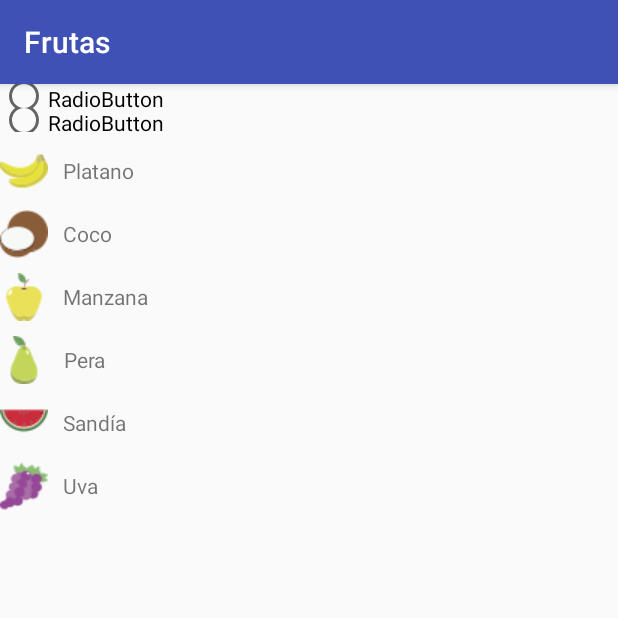
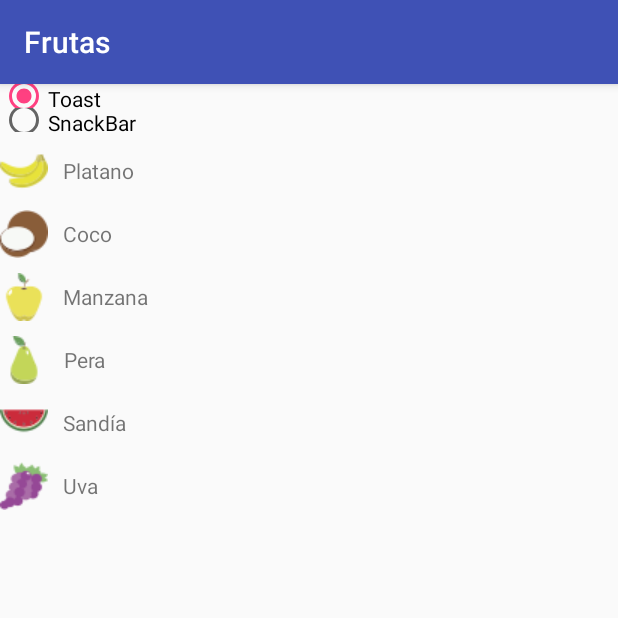
Before and after one commit to pepsypollo/Frutas, an Android app: the screen it shows after launch (MainActivity), on a phone screen of 412 x 824 dp, the top half of it. Run offline under Robolectric (Android 15) with nearby library versions, the phone set to English and light mode, and no system bars.

Commit message:
RadioGroup added

```diff
--- a/app/src/main/java/com/example/itp1dam/frutas/AdaptadorFrutas.java
+++ b/app/src/main/java/com/example/itp1dam/frutas/AdaptadorFrutas.java
@@ -1,12 +1,17 @@
 package com.example.itp1dam.frutas;
 
 import android.content.Context;
+import android.content.SharedPreferences;
 import android.support.v7.widget.RecyclerView;
 import android.view.LayoutInflater;
 import android.view.View;
 import android.view.ViewGroup;
 import android.widget.ImageView;
+import android.widget.LinearLayout;
+import android.widget.RadioButton;
+import android.widget.RadioGroup;
 import android.widget.TextView;
+import android.widget.Toast;
 
 import java.util.ArrayList;
 
@@ -15,23 +20,41 @@ import java.util.ArrayList;
  */
 
 public class AdaptadorFrutas  extends RecyclerView.Adapter<AdaptadorFrutas.HolderFruta>{
-    public static class HolderFruta extends RecyclerView.ViewHolder{
+
+    private ArrayList<Fruta> frutas;
+    private Context contexto;
+    private MainActivity mactiv;
+
+    public AdaptadorFrutas(ArrayList<Fruta> frutas, Context contexto, MainActivity m) {
+        this.frutas = frutas;
+        this.contexto = contexto;
+        this.mactiv = m;
+    }
+
+    public class HolderFruta extends RecyclerView.ViewHolder{
         TextView tNombreFruta;
         ImageView ivFruta;
+
         HolderFruta(View v){
+
             super(v);
             tNombreFruta = (TextView) v.findViewById(R.id.tNombreFruta);
             ivFruta = (ImageView) v.findViewById(R.id.ivFruta);
+
+            ivFruta.setOnClickListener(new View.OnClickListener(){
+                public void onClick(View v){
+                    switch(mactiv.getOpcion()){
+                        case "Toast":
+                            break;
+                        case "SnackBar":
+                            break;
+                    }
+                }
+            });
         }
     }
 
-    private ArrayList<Fruta> frutas;
-    private Context contexto;
 
-    public AdaptadorFrutas(ArrayList<Fruta> frutas, Context contexto) {
-        this.frutas = frutas;
-        this.contexto = contexto;
-    }
 
     public void add(ArrayList<Fruta> frutas){
         frutas.clear();
--- a/app/src/main/java/com/example/itp1dam/frutas/MainActivity.java
+++ b/app/src/main/java/com/example/itp1dam/frutas/MainActivity.java
@@ -4,6 +4,8 @@ import android.support.v7.app.AppCompatActivity;
 import android.os.Bundle;
 import android.support.v7.widget.LinearLayoutManager;
 import android.support.v7.widget.RecyclerView;
+import android.widget.RadioButton;
+import android.widget.RadioGroup;
 
 import java.util.ArrayList;
 
@@ -11,13 +13,29 @@ public class MainActivity extends AppCompatActivity {
 
     private RecyclerView ListaFrutas;
     private AdaptadorFrutas adaptador;
+    private RadioGroup rOpcion;
+    private String opcion;
+
+    public String getOpcion(){
+        return opcion;
+    }
 
     @Override
     protected void onCreate(Bundle savedInstanceState) {
         super.onCreate(savedInstanceState);
         setContentView(R.layout.activity_main);
 
+        opcion = "Toast";
         ListaFrutas = (RecyclerView)findViewById(R.id.ListaFrutas);
+        rOpcion = (RadioGroup)findViewById(R.id.rOpcion);
+        rOpcion.setOnCheckedChangeListener(new RadioGroup.OnCheckedChangeListener(){
+            public void onCheckedChanged(RadioGroup group, int checkedId) {
+                // checkedId is the RadioButton selected
+                RadioButton rb=(RadioButton)findViewById(checkedId);
+                opcion = (String) rb.getText();
+                //Toast.makeText(getApplicationContext(), rb.getText(), Toast.LENGTH_SHORT).show();
+            }
+        });
 
         ArrayList<Fruta> frutas = new ArrayList<>();
         frutas.add(new Fruta(R.drawable.banana, getString(R.string.platano)));
@@ -29,13 +47,12 @@ public class MainActivity extends AppCompatActivity {
 
         ListaFrutas.setHasFixedSize(true);
 
-        ListaFrutas.addItemDecoration(new SpaceItemDecoration(this,
-                R.dimen.list_space, true, true));
+        ListaFrutas.addItemDecoration(new SpaceItemDecoration(this, R.dimen.list_space, true, true));
 
         LinearLayoutManager llm = new LinearLayoutManager(this);
         ListaFrutas.setLayoutManager(llm);
 
-        adaptador = new AdaptadorFrutas(frutas, this);
+        adaptador = new AdaptadorFrutas(frutas, this, this);
 
         ListaFrutas.setAdapter(adaptador);
         adaptador.refrescar();
--- a/app/src/main/res/layout/activity_main.xml
+++ b/app/src/main/res/layout/activity_main.xml
@@ -14,23 +14,25 @@
         android:orientation="vertical">
 
         <RadioGroup
+            android:id="@+id/rOpcion"
             android:layout_width="match_parent"
             android:layout_height="match_parent"
             android:layout_weight="1">
 
             <RadioButton
-                android:id="@+id/radioButton"
+                android:id="@+id/b1"
                 android:layout_width="match_parent"
                 android:layout_height="match_parent"
                 android:layout_weight="1"
-                android:text="RadioButton" />
+                android:checked="true"
+                android:text="Toast" />
 
             <RadioButton
-                android:id="@+id/radioButton2"
+                android:id="@+id/b2"
                 android:layout_width="match_parent"
                 android:layout_height="match_parent"
                 android:layout_weight="1"
-                android:text="RadioButton" />
+                android:text="SnackBar" />
 
         </RadioGroup>
 
--- a/app/src/main/res/layout/elemento_fruta.xml
+++ b/app/src/main/res/layout/elemento_fruta.xml
@@ -1,6 +1,7 @@
 <?xml version="1.0" encoding="utf-8"?>
 <LinearLayout xmlns:android="http://schemas.android.com/apk/res/android"
     xmlns:app="http://schemas.android.com/apk/res-auto"
+    android:id="@+id/elFruta"
     android:layout_width="wrap_content"
     android:layout_height="wrap_content">
 
--- a/app/src/main/res/values/strings.xml
+++ b/app/src/main/res/values/strings.xml
@@ -6,4 +6,5 @@
     <string name="pera">Pera</string>
     <string name="sandia">Sandía</string>
     <string name="uva">Uva</string>
+    <string name="pulsar">Has pulsado</string>
 </resources>
--- a/build.gradle
+++ b/build.gradle
@@ -5,7 +5,7 @@ buildscript {
         jcenter()
     }
     dependencies {
-        classpath 'com.android.tools.build:gradle:2.3.3'
+        classpath 'com.android.tools.build:gradle:3.0.0'
 
         // NOTE: Do not place your application dependencies here; they belong
         // in the individual module build.gradle files
```
Also changed, not shown: gradle/wrapper/gradle-wrapper.properties, 3 other files.
